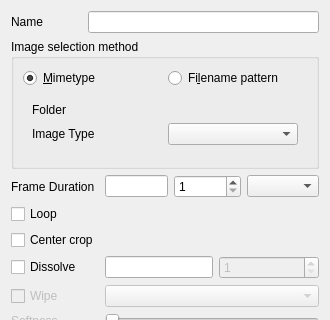
This is src/ui/slideshowclip_ui.ui in KDE/kdenlive as Qt 5 draws it before an edit; both pictures show x 0 to 330 and y 0 to 320 of the 330 by 582 pixel window. The edited form follows.
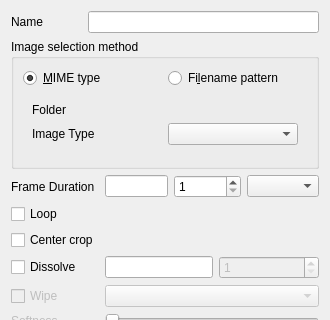
This is the edited form. Custom widgets are drawn as their Qt base class.

Commit message: Fix terminology: mimetype(s) -> MIME type(s)

Patch:
```diff
--- a/src/ui/slideshowclip_ui.ui
+++ b/src/ui/slideshowclip_ui.ui
@@ -33,7 +33,7 @@
       <item row="0" column="0">
        <widget class="QRadioButton" name="method_mime">
         <property name="text">
-         <string>&amp;Mimetype</string>
+         <string>&amp;MIME type</string>
         </property>
         <property name="checked">
          <bool>true</bool>
```
The commit also changes 15 other files.
